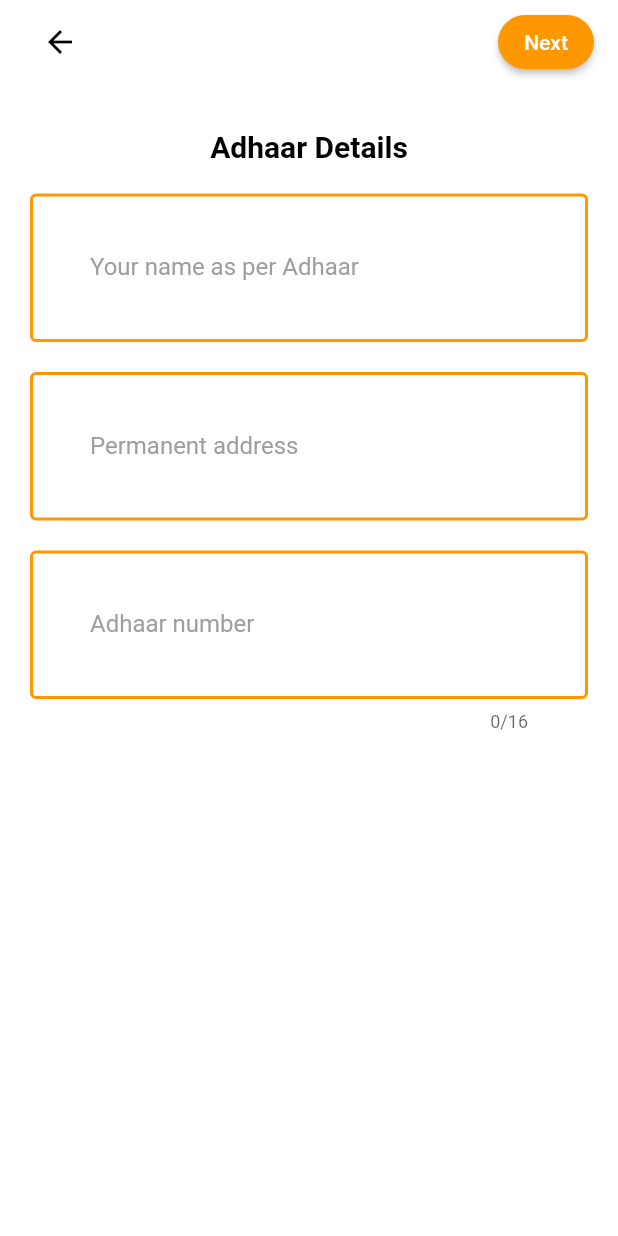
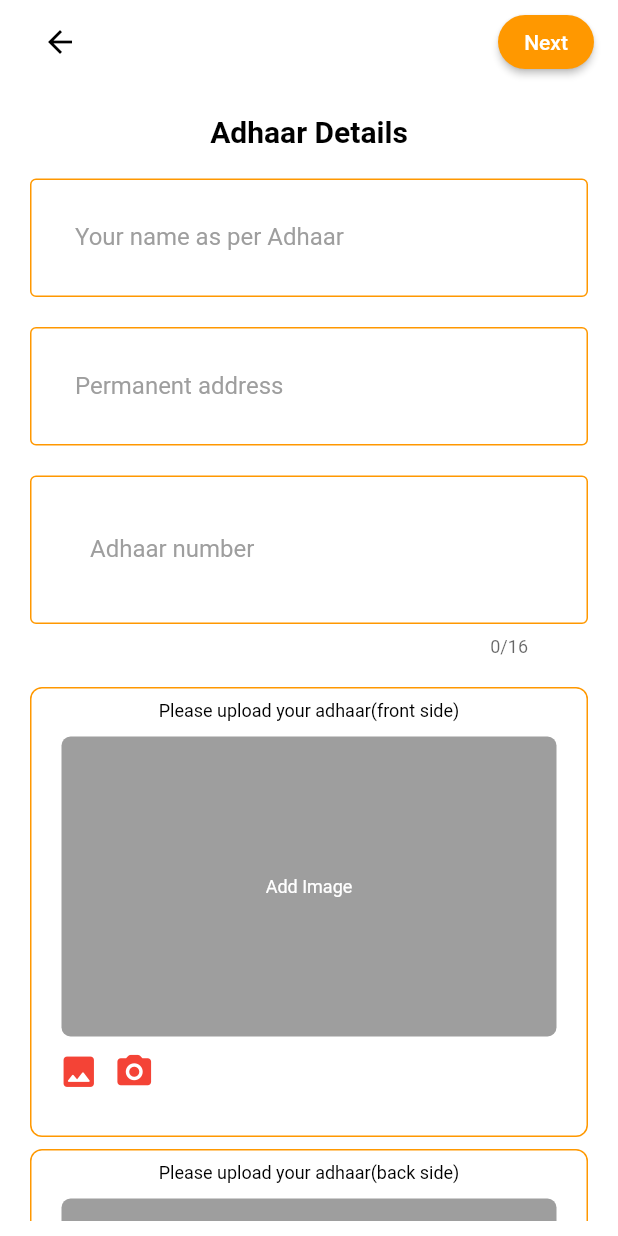
Before and after one commit to riteshsinha1234/adhaar_detail, a Flutter app: the screen it shows after launch, on a phone screen of 412 x 824 dp. Run offline on Flutter 3.47's test engine with Material 2 defaults, Android fonts, the phone set to English and light mode, and no system bars; our stand-ins replace get.

Commit message:
aadhar details ui

```diff
--- a/lib/adhaarView.dart
+++ b/lib/adhaarView.dart
@@ -1,17 +1,21 @@
+
+
 import 'package:flutter/material.dart';
 import 'package:flutter/services.dart';
 
 class AdhaarView extends StatelessWidget {
   AdhaarView({Key? key}) : super(key: key);
-  String printText (String text){
+  String printText(String text) {
     print(text);
     return 'hello world';
   }
+
   final myController = TextEditingController();
   @override
-  void dispose(){
+  void dispose() {
     myController.dispose();
   }
+
   @override
   Widget build(BuildContext context) {
     return Scaffold(
@@ -25,9 +29,12 @@ class AdhaarView extends StatelessWidget {
               children: [
                 IconButton(
                   onPressed: () {},
-                  icon: Icon(Icons.arrow_back,color: Colors.black,),
+                  icon: const Icon(
+                    Icons.arrow_back,
+                    color: Colors.black,
                   ),
-                Spacer(),
+                ),
+                const Spacer(),
                 ElevatedButton(
                   style: ButtonStyle(
                     shape: MaterialStateProperty.all(
@@ -35,16 +42,15 @@ class AdhaarView extends StatelessWidget {
                         borderRadius: BorderRadius.circular(30),
                       ),
                     ),
-                    backgroundColor:
-                    MaterialStateProperty.all(Colors.orange),
+                    backgroundColor: MaterialStateProperty.all(Colors.orange),
                   ),
-                  child: Text(
+                  child: const Text(
                     "Next",
                     style: TextStyle(fontSize: 14, color: Colors.white),
                   ),
                   onPressed: () {},
                 ),
-                SizedBox(
+                const SizedBox(
                   height: 10,
                 ),
               ],
@@ -54,11 +60,12 @@ class AdhaarView extends StatelessWidget {
       ),
       body: Container(
         child: Padding(
-          padding: EdgeInsets.fromLTRB(20, 30, 20, 10),
+          padding: const EdgeInsets.fromLTRB(20, 20, 20, 10),
           child: SingleChildScrollView(
+            child: Expanded(
               child: Column(
                 children: [
-                SizedBox(
+                  const SizedBox(
                     child: Text(
                       "Adhaar Details",
                       style: TextStyle(
@@ -67,39 +74,39 @@ class AdhaarView extends StatelessWidget {
                           fontSize: 20),
                     ),
                   ),
-                SizedBox(
+                  const SizedBox(
                     height: 20,
                   ),
-                TextField(
+                  const TextField(
                     decoration: InputDecoration(
                       border: OutlineInputBorder(
-                      borderSide: BorderSide(color: Colors.orange,width: 2.0),
+                        borderSide: BorderSide(color: Colors.orange, width: 1.0),
                       ),
                       enabledBorder: OutlineInputBorder(
-                      borderSide: BorderSide(color: Colors.orange, width: 2.0)
-                    ),
+                          borderSide:
+                              BorderSide(color: Colors.orange, width: 1.0)),
                       labelText: "Your name as per Adhaar",
                       labelStyle: TextStyle(color: Colors.grey),
-                    contentPadding: EdgeInsets.all(40),
+                      contentPadding: EdgeInsets.all(30),
                     ),
                   ),
-                SizedBox(
+                  const SizedBox(
                     height: 20,
                   ),
-                TextField(
+                  const TextField(
                     decoration: InputDecoration(
                       border: OutlineInputBorder(
-                      borderSide: BorderSide(color: Colors.orange,width: 2.0),
+                        borderSide: BorderSide(color: Colors.orange, width: 1.0),
                       ),
                       enabledBorder: OutlineInputBorder(
-                        borderSide: BorderSide(color: Colors.orange, width: 2.0)
-                    ),
+                          borderSide:
+                              BorderSide(color: Colors.orange, width: 1.0)),
                       labelText: "Permanent address",
                       labelStyle: TextStyle(color: Colors.grey),
-                    contentPadding: EdgeInsets.all(40),
+                      contentPadding: EdgeInsets.all(30),
                     ),
                   ),
-                SizedBox(
+                  const SizedBox(
                     height: 20,
                   ),
                   TextField(
@@ -110,22 +117,26 @@ class AdhaarView extends StatelessWidget {
                     inputFormatters: <TextInputFormatter>[
                       FilteringTextInputFormatter.digitsOnly,
                     ],
-                  decoration: InputDecoration(
+                    decoration: const InputDecoration(
                       border: OutlineInputBorder(
-                      borderSide: BorderSide(color: Colors.orange,width: 2.0),
+                        borderSide: BorderSide(color: Colors.orange, width: 1.0),
                       ),
                       enabledBorder: OutlineInputBorder(
-                        borderSide: BorderSide(color: Colors.orange, width: 2.0)
-                    ),
+                          borderSide:
+                              BorderSide(color: Colors.orange, width: 1.0)),
                       labelText: "Adhaar number",
                       labelStyle: TextStyle(color: Colors.grey),
                       contentPadding: EdgeInsets.all(40),
                     ),
                   ),
-                SizedBox(
+                  const SizedBox(
                     height: 20,
                   ),
+                  containerWidget('Please upload your adhaar(front side)'),
+                 const SizedBox(height: 8,),
+                  containerWidget('Please upload your adhaar(back side)'),
                 ],
+              ),
             ),
           ),
         ),
@@ -133,3 +144,52 @@ class AdhaarView extends StatelessWidget {
     );
   }
 }
+
+Widget containerWidget(text) {
+  return Container(
+    width: 400,
+    height: 300,
+    decoration: BoxDecoration(
+      borderRadius: BorderRadius.circular(8.0),
+      border: Border.all(color: Colors.orange, width: 1.0),
+    ),
+    child: Padding(
+      padding: const EdgeInsets.all(8.0),
+      child: Column(children: [
+        Text(
+          text,
+          style: const TextStyle(fontSize: 12, color: Colors.black),
+        ),
+        const SizedBox(
+          height: 10,
+        ),
+        Container(
+          width: 330,
+          height: 200,
+
+          decoration: BoxDecoration(
+            borderRadius: BorderRadius.circular(6.0),
+             color: Colors.grey,
+
+          ),
+          child: const Center(
+            child:  Text("Add Image",style: TextStyle(fontSize: 12, color: Colors.white),
+),
+          ),
+        ),
+       const SizedBox(height: 5,),
+       Padding(
+         padding: const EdgeInsets.only(top: 5,right: 10,left: 10,bottom: 7),
+         child: Row(
+           children:const [
+              Icon(Icons.insert_photo_rounded,color: Colors.red,size: 27,),
+              SizedBox(width: 10,),
+              Icon(Icons.camera_alt_rounded,color: Colors.red,size: 27,),
+
+           ],
+         ),
+       )
+      ]),
+    ),
+  );
+}
--- a/pubspec.yaml
+++ b/pubspec.yaml
@@ -35,6 +35,7 @@ dependencies:
   # The following adds the Cupertino Icons font to your application.
   # Use with the CupertinoIcons class for iOS style icons.
   cupertino_icons: ^1.0.2
+  font_awesome_flutter: ^10.1.0
 
 dev_dependencies:
   flutter_test:
```
Also changed, not shown: pubspec.lock. Lines whose indentation alone changed are shown as unchanged.
